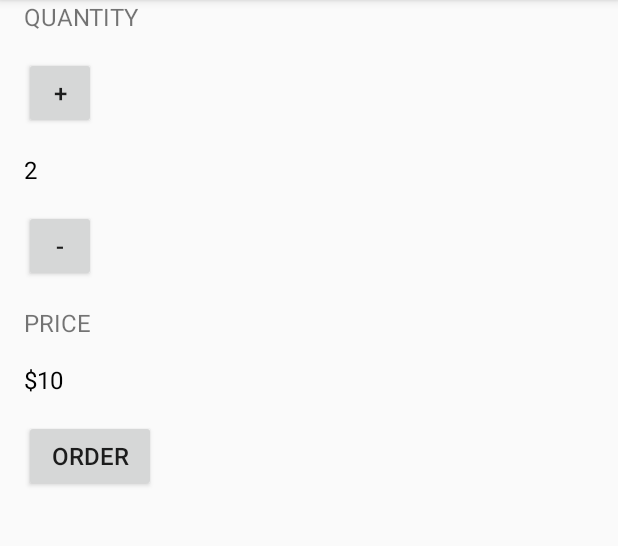
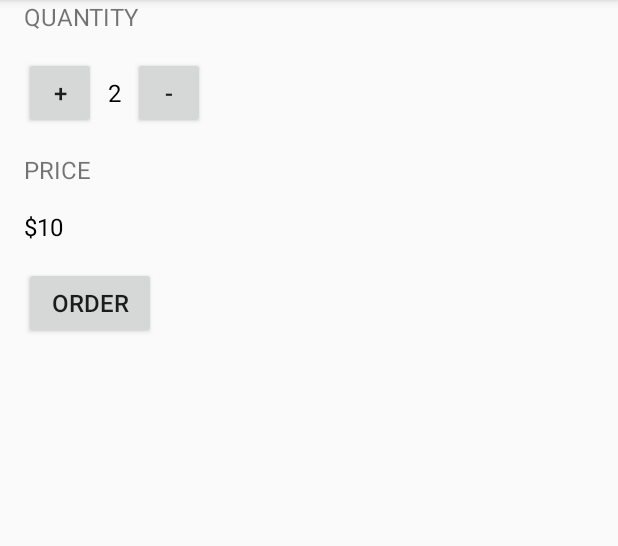
Before and after one commit to GregurekDarko/JustJava, an Android app: the screen it shows after launch (MainActivity), on a phone screen of 412 x 824 dp, the part 84-630 px from its top. Run offline under Robolectric (Android 15) with nearby library versions, the phone set to English and light mode, and no system bars.

Commit message:
Add nested Linear Layout

```diff
--- a/app/src/main/res/layout/activity_main.xml
+++ b/app/src/main/res/layout/activity_main.xml
@@ -15,6 +15,10 @@
         android:text="Quantity"
         android:textAllCaps="true"
         android:textSize="@dimen/textSize" />
+<LinearLayout
+    android:layout_width="wrap_content"
+    android:layout_height="wrap_content"
+    android:orientation="horizontal">
 
     <Button
         android:layout_width="48dp"
@@ -31,7 +35,7 @@
         android:layout_width="wrap_content"
         android:layout_height="wrap_content"
         android:layout_marginBottom="@dimen/bottom_left_margin"
-        android:layout_marginLeft="@dimen/bottom_left_margin"
+        android:layout_marginLeft="8dp"
         android:text="2"
         android:textColor="#000"
         android:textSize="@dimen/textSize" />
@@ -39,11 +43,11 @@
         android:layout_width="48dp"
         android:layout_height="48dp"
         android:layout_marginBottom="@dimen/bottom_left_margin"
-        android:layout_marginLeft="@dimen/bottom_left_margin"
+        android:layout_marginLeft="8dp"
         android:onClick="decrement"
         android:text="-"
         android:textSize="@dimen/textSize" />
-
+</LinearLayout>
     <TextView
         android:layout_width="wrap_content"
         android:layout_height="wrap_content"
```
